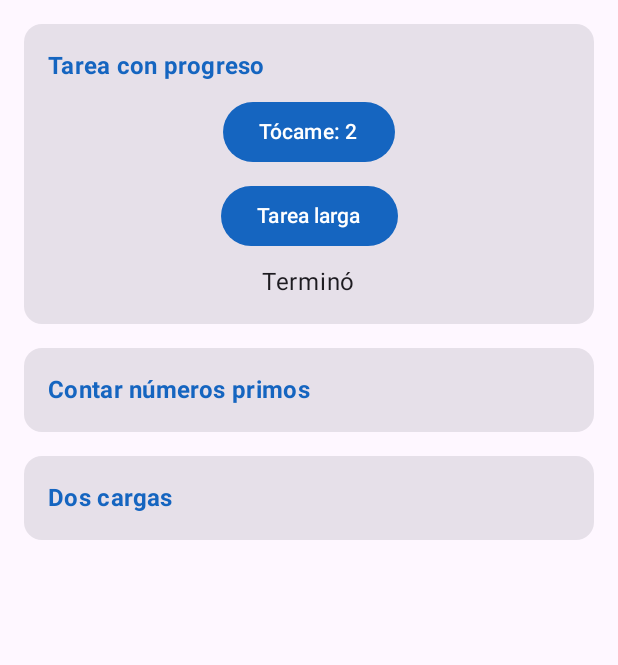
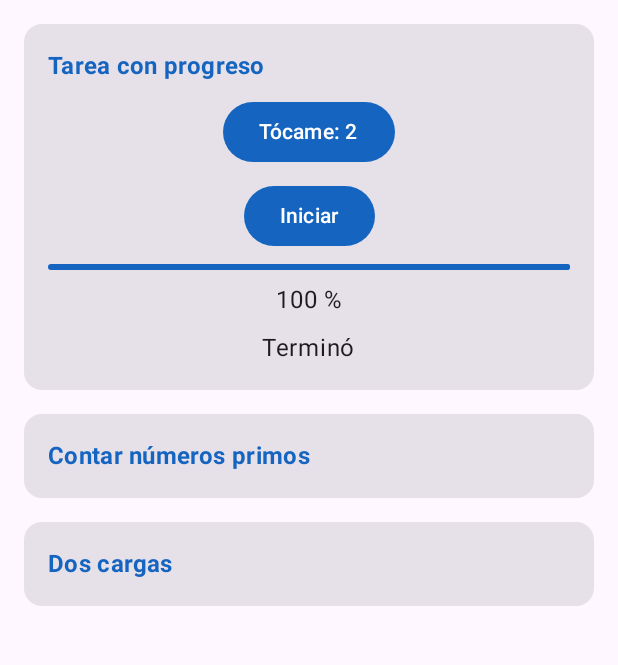
Before and after one commit to willardguillermo/CentroTareas, an Android app built with Jetpack Compose: the screen it shows after launch (MainActivity), after a tap on an icon or button, on a phone screen of 412 x 824 dp, the part 96-761 px from its top. Run offline under Robolectric (Android 15) with nearby library versions, the phone set to English and light mode, and no system bars; 2 other taps on this screen came first.

Commit message:
feat(progreso): agrega barra de progreso con StateFlow
El ViewModel expone el avance de 0 a 1 y la pantalla lo muestra con LinearProgressIndicator y porcentaje

```diff
--- a/app/src/main/java/com/tecsup/centrotareas/ui/PantallaTareas.kt
+++ b/app/src/main/java/com/tecsup/centrotareas/ui/PantallaTareas.kt
@@ -11,6 +11,7 @@ import androidx.compose.foundation.verticalScroll
 import androidx.compose.material3.Button
 import androidx.compose.material3.Card
 import androidx.compose.material3.ExperimentalMaterial3Api
+import androidx.compose.material3.LinearProgressIndicator
 import androidx.compose.material3.MaterialTheme
 import androidx.compose.material3.Scaffold
 import androidx.compose.material3.Text
@@ -32,6 +33,7 @@ import com.tecsup.centrotareas.viewmodel.TareasViewModel
 @Composable
 fun PantallaTareas(vm: TareasViewModel) {
     val mensaje by vm.mensaje.collectAsState()
+    val progreso by vm.progreso.collectAsState()
     var toques by rememberSaveable { mutableIntStateOf(0) }
 
     Scaffold(
@@ -58,8 +60,13 @@ fun PantallaTareas(vm: TareasViewModel) {
                     Text("Tócame: $toques")
                 }
                 Button(onClick = { vm.tareaLarga() }) {
-                    Text("Tarea larga")
+                    Text("Iniciar")
                 }
+                LinearProgressIndicator(
+                    progress = { progreso },
+                    modifier = Modifier.fillMaxWidth()
+                )
+                Text(text = "${(progreso * 100).toInt()} %")
                 Text(text = mensaje)
             }
             TarjetaTarea(titulo = "Contar números primos") {
--- a/app/src/main/java/com/tecsup/centrotareas/viewmodel/TareasViewModel.kt
+++ b/app/src/main/java/com/tecsup/centrotareas/viewmodel/TareasViewModel.kt
@@ -20,19 +20,25 @@ class TareasViewModel(private val repo: TareasRepository) : ViewModel() {
     private val _mensaje = MutableStateFlow("Listo")
     val mensaje: StateFlow<String> = _mensaje.asStateFlow()
 
+    private val _progreso = MutableStateFlow(0f)
+    val progreso: StateFlow<Float> = _progreso.asStateFlow()
+
     fun tareaLarga() {
         viewModelScope.launch {
+            _progreso.value = 0f
             _mensaje.value = "Trabajando..."
             Log.d("HILO", "Antes: ${Thread.currentThread().name}")
             withContext(Dispatchers.Default) {
                 Log.d("HILO", "Dentro: ${Thread.currentThread().name}")
-                delay(4000)
+                for (i in 1..100) {
+                    delay(40)
+                    _progreso.value = i / 100f
+                }
             }
             Log.d("HILO", "Despues: ${Thread.currentThread().name}")
             _mensaje.value = "Terminó"
         }
     }
-    // TODO Paso 3: progreso
     // TODO Paso 4: trabajo (Job), corriendo y cancelar()
 
     // ----- Contar primos (paso 5)
```
